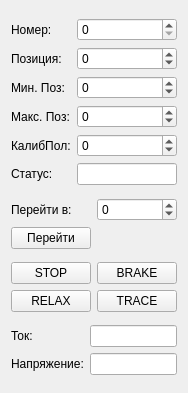
Old version of the form DriverControllerWidget.ui in the repository AlexanderMokhov/AR-600Controller.
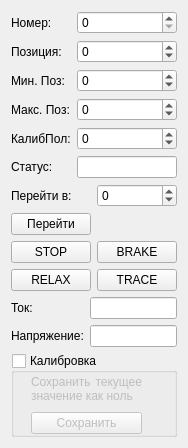
New version of the form.

```diff
--- a/DriverControllerWidget.ui
+++ b/DriverControllerWidget.ui
@@ -6,15 +6,15 @@
    <rect>
     <x>0</x>
     <y>0</y>
-    <width>182</width>
-    <height>393</height>
+    <width>188</width>
+    <height>448</height>
    </rect>
   </property>
   <property name="windowTitle">
    <string>Form</string>
   </property>
-  <layout class="QVBoxLayout" name="verticalLayout">
-   <item>
+  <layout class="QGridLayout" name="gridLayout_5">
+   <item row="0" column="0">
     <layout class="QGridLayout" name="gridLayout_2">
      <item row="0" column="0">
       <widget class="QLabel" name="label">
@@ -110,7 +110,7 @@
      </item>
     </layout>
    </item>
-   <item>
+   <item row="1" column="0">
     <layout class="QGridLayout" name="gridLayout_4">
      <item row="0" column="0">
       <widget class="QLabel" name="label_7">
@@ -138,7 +138,7 @@
      </item>
     </layout>
    </item>
-   <item>
+   <item row="2" column="0">
     <layout class="QGridLayout" name="gridLayout_3">
      <item row="0" column="0">
       <widget class="QPushButton" name="ButtonSTOP">
@@ -170,6 +170,8 @@
      </item>
     </layout>
    </item>
+   <item row="3" column="0">
+    <layout class="QVBoxLayout" name="verticalLayout_2">
    <item>
     <layout class="QGridLayout" name="gridLayout">
      <item row="0" column="0">
@@ -198,6 +200,62 @@
        <property name="readOnly">
         <bool>true</bool>
        </property>
+        </widget>
+       </item>
+      </layout>
+     </item>
+     <item>
+      <widget class="QGroupBox" name="groupBoxCalibration">
+       <property name="enabled">
+        <bool>true</bool>
+       </property>
+       <property name="sizePolicy">
+        <sizepolicy hsizetype="Expanding" vsizetype="Expanding">
+         <horstretch>0</horstretch>
+         <verstretch>0</verstretch>
+        </sizepolicy>
+       </property>
+       <property name="title">
+        <string>Калибровка</string>
+       </property>
+       <property name="checkable">
+        <bool>true</bool>
+       </property>
+       <property name="checked">
+        <bool>false</bool>
+       </property>
+       <widget class="QWidget" name="">
+        <property name="geometry">
+         <rect>
+          <x>20</x>
+          <y>20</y>
+          <width>111</width>
+          <height>61</height>
+         </rect>
+        </property>
+        <layout class="QVBoxLayout" name="verticalLayout">
+         <item>
+          <widget class="QLabel" name="label_10">
+           <property name="text">
+            <string>&lt;html&gt;&lt;head/&gt;&lt;body&gt;&lt;p align=&quot;justify&quot;&gt;Сохранить текущее значение как ноль&lt;/p&gt;&lt;/body&gt;&lt;/html&gt;</string>
+           </property>
+           <property name="scaledContents">
+            <bool>false</bool>
+           </property>
+           <property name="wordWrap">
+            <bool>true</bool>
+           </property>
+          </widget>
+         </item>
+         <item>
+          <widget class="QPushButton" name="ButtonSaveZero">
+           <property name="text">
+            <string>Сохранить</string>
+           </property>
+          </widget>
+         </item>
+        </layout>
+       </widget>
       </widget>
      </item>
     </layout>
```
Lines whose indentation alone changed are shown as unchanged.
